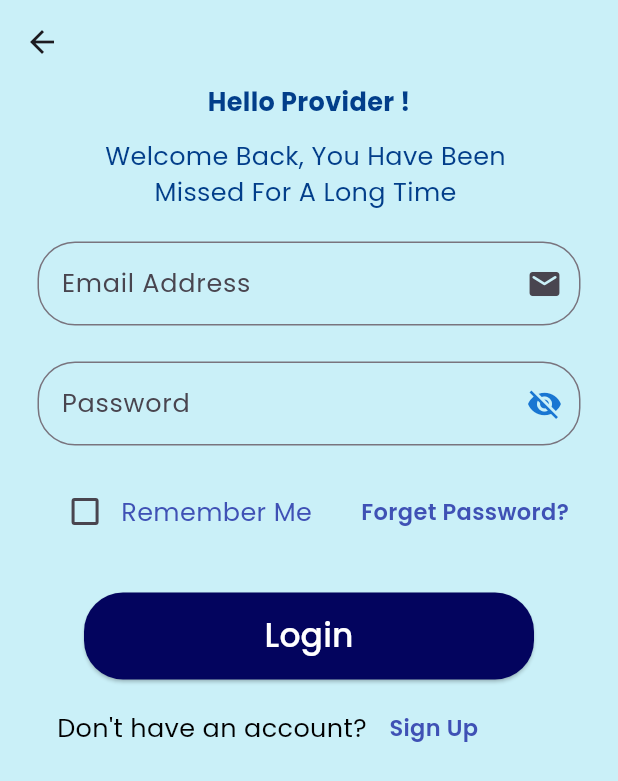
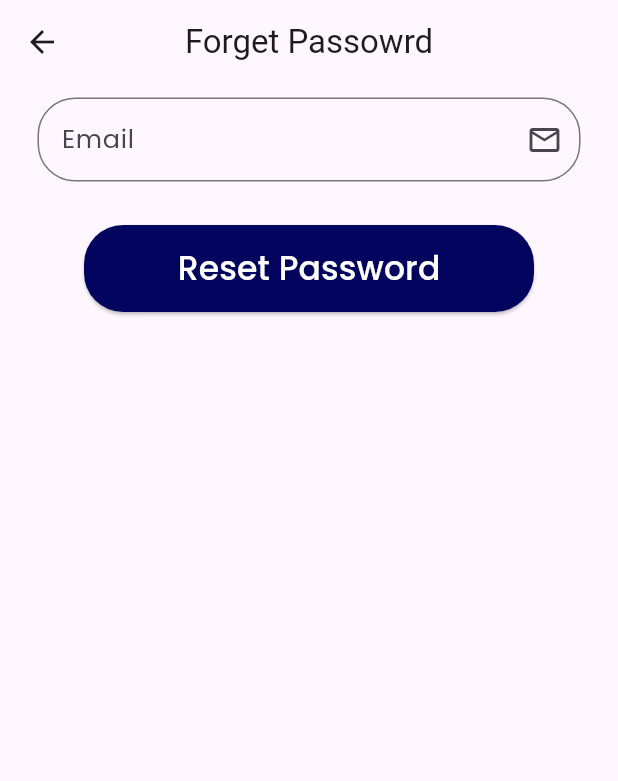
Before and after one commit to MuhamadAwaisKhan/Servtol-fyp, a Flutter app: the loginprovider screen opened directly, after a tap on "Forget Password?", on a phone screen of 412 x 824 dp. Shown: the top 781 px of the screen. Run offline on Flutter 3.47's test engine with Material 3 defaults, Android fonts, the phone set to English and light mode, and no system bars; our stand-ins replace cloud_firestore, firebase_auth, firebase_core, intl_phone_number_input, shimmer; missing offline and left inert: dart:ffi; accounts and stored records are empty; network calls fail.

Commit message:
project commit

```diff
--- /dev/null
+++ b/lib/forgetpassword.dart
@@ -0,0 +1,48 @@
+import 'package:firebase_auth/firebase_auth.dart';
+import 'package:flutter/material.dart';
+import 'package:servtol/util/uihelper.dart';
+
+class forgetpassword extends StatefulWidget {
+  const forgetpassword({super.key});
+
+  @override
+  State<forgetpassword> createState() => _forgetpasswordState();
+}
+
+class _forgetpasswordState extends State<forgetpassword> {
+  TextEditingController emailcontroller =TextEditingController();
+  forgetpassword(String email) async{
+    if(email==""){
+      return uihelper.CustomAlertbox(context, "Enter an Email To Reset Password");
+    }
+    else {
+      try {
+        await FirebaseAuth.instance.sendPasswordResetEmail(email: email);
+        uihelper.CustomAlertbox(context, "Password reset link sent to $email");
+      } catch (e) {
+        print("Error sending password reset email: $e");
+        uihelper.CustomAlertbox(context, "Error sending reset password email");
+      }
+    }
+  }
+  @override
+  Widget build(BuildContext context) {
+    return Scaffold(
+      appBar: AppBar(
+        title: Text("Forget Passowrd"),
+        centerTitle: true,
+      ),
+      body: Column(
+        children: [
+          uihelper.CustomTextField(emailcontroller, "Email", Icons.mail_outline, false),
+          SizedBox(
+            height: 20,
+          ),
+          uihelper.CustomButton(() {
+            forgetpassword(emailcontroller.text.toString().trim());
+          }, "Reset Password")
+        ],
+      ),
+    );
+  }
+}
--- a/lib/loginprovider.dart
+++ b/lib/loginprovider.dart
@@ -1,5 +1,6 @@
 import 'package:flutter/cupertino.dart';
 import 'package:flutter/material.dart';
+import 'package:servtol/forgetpassword.dart';
 import 'package:servtol/homeprovider.dart';
 import 'package:servtol/signupprovider.dart';
 import 'package:servtol/util/AppColors.dart';
@@ -187,6 +188,10 @@ class _loginproviderState extends State<loginprovider> {
                   // ),
                   GestureDetector(
                     onTap: () {
+                      Navigator.push(
+                          context,
+                          MaterialPageRoute(
+                              builder: (Context) => forgetpassword()));
                       // Replace the below line with your navigation logic
                       print(
                           "Forget Password tapped"); // Placeholder action, you can replace this line
--- a/lib/main.dart
+++ b/lib/main.dart
@@ -1,5 +1,6 @@
 import 'package:flutter/material.dart';
 import 'package:firebase_core/firebase_core.dart';
+import 'package:servtol/PhoneAuth.dart';
 import 'package:servtol/loginprovider.dart';
 import 'package:servtol/logincustomer.dart';
 import 'package:servtol/main%20login.dart';
```
Also changed, not shown: lib/OtpScreen.dart (added, +70 -0 lines), lib/PhoneAuth.dart (added, +68 -0 lines), lib/checkprovider.dart (+4 -3 lines), lib/logincustomer.dart (+10 -1 lines), lib/signupcustomer.dart (+3 -6 lines), lib/signupprovider.dart (+3 -5 lines).
